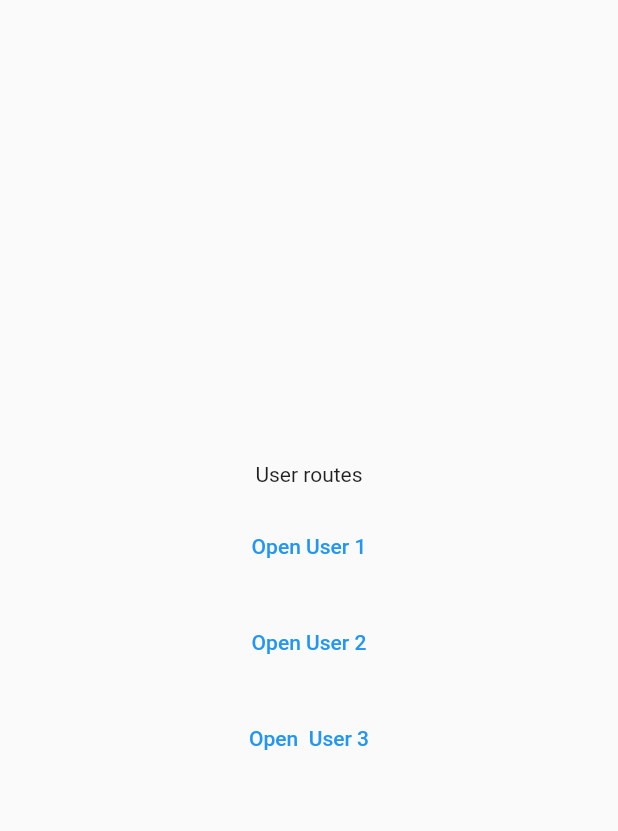
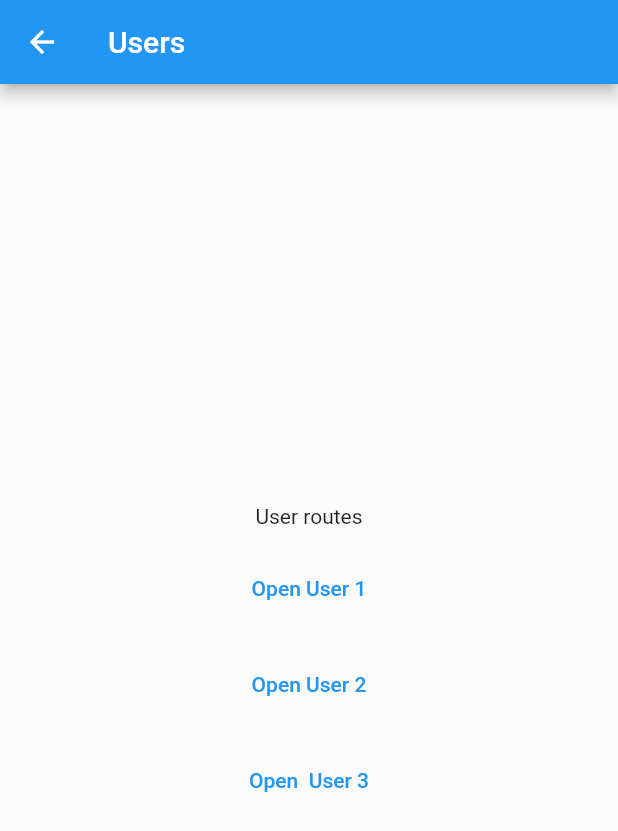
Before and after one commit to crawlinknetworks/crawlink, a Flutter app: the screen it shows after launch, after a tap on "Open Users", on a phone screen of 412 x 824 dp. Shown: the top 831 px of the screen. Run offline on Flutter 3.47's test engine with Material 2 defaults, Android fonts, the phone set to English and light mode, and no system bars; our stand-ins replace url_strategy.

```diff
--- a/example/lib/home.dart
+++ b/example/lib/home.dart
@@ -5,6 +5,9 @@ class HomePage extends StatelessWidget {
   @override
   Widget build(BuildContext context) {
     return Scaffold(
+      appBar: AppBar(
+        title: Text("Home"),
+      ),
       body: Center(
           child: Column(
         mainAxisSize: MainAxisSize.min,
--- a/example/lib/profile.dart
+++ b/example/lib/profile.dart
@@ -4,6 +4,7 @@ class ProfilePage extends StatelessWidget {
   @override
   Widget build(BuildContext context) {
     return Scaffold(
+      appBar: AppBar(title: Text("Profile"),),
       body: Center(
           child: Column(
         mainAxisSize: MainAxisSize.min,
--- a/example/lib/settings.dart
+++ b/example/lib/settings.dart
@@ -4,6 +4,9 @@ class SettingsPage extends StatelessWidget {
   @override
   Widget build(BuildContext context) {
     return Scaffold(
+      appBar: AppBar(
+        title: Text("Settings"),
+      ),
       body: Center(
           child: Column(
         mainAxisSize: MainAxisSize.min,
--- a/example/lib/user.dart
+++ b/example/lib/user.dart
@@ -8,6 +8,9 @@ class UserPage extends StatelessWidget {
   @override
   Widget build(BuildContext context) {
     return Scaffold(
+      appBar: AppBar(
+        title: Text("User"),
+      ),
       body: Center(
           child: Column(
         mainAxisSize: MainAxisSize.min,
--- a/example/lib/users.dart
+++ b/example/lib/users.dart
@@ -5,6 +5,7 @@ class UsersPage extends StatelessWidget {
   @override
   Widget build(BuildContext context) {
     return Scaffold(
+      appBar: AppBar(title: Text("Users"),),
       body: Center(
         child: Column(
           mainAxisSize: MainAxisSize.min,
```
Also changed, not shown: lib/crawlink.dart (+20 -19 lines).
